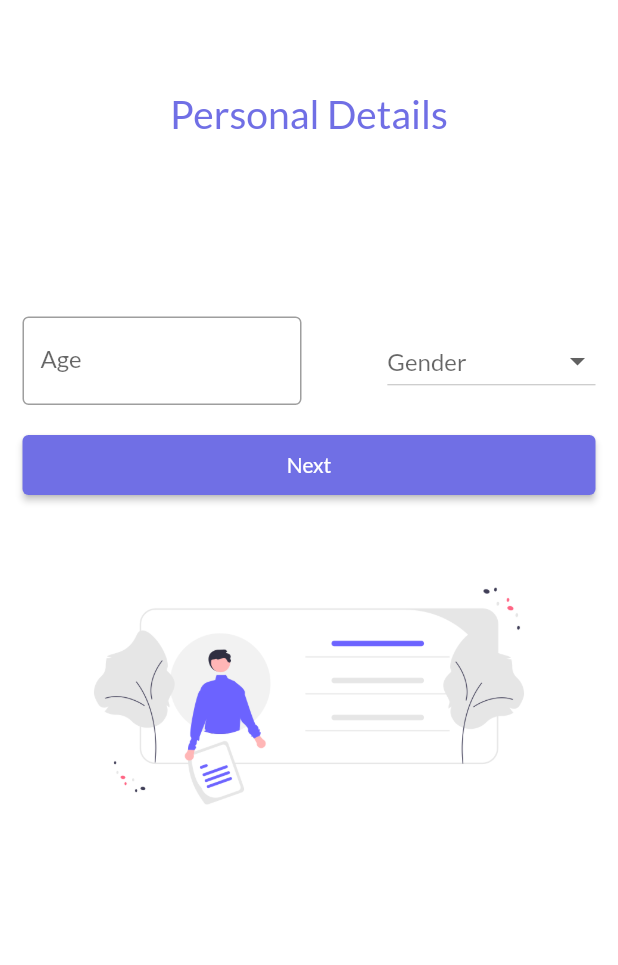
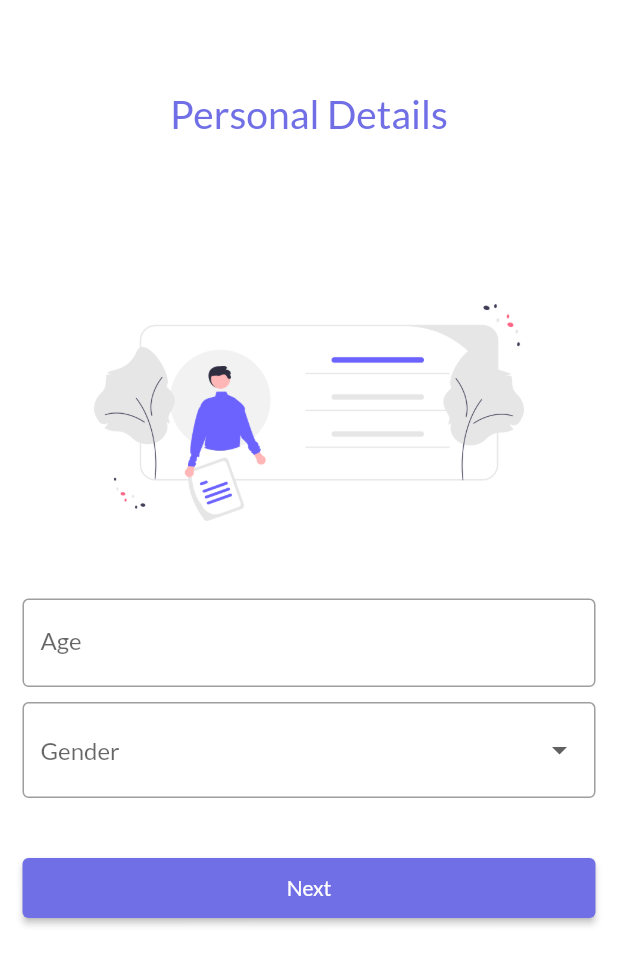
Before and after one commit to Debajyoti14/Medorant, a Flutter app: the LoginEdit screen opened directly with empty values, on a phone screen of 412 x 824 dp. Shown: the top 965 px of the screen. Run offline on Flutter 3.47's test engine with Material 2 defaults, Android fonts, the light colour scheme and no system bars; our stand-ins replace curved_navigation_bar, google_sign_in, image_picker; missing offline and left inert: google_ml_kit.

Commit message:
Login Personal Details UI updated

```diff
--- a/lib/pages/login_disease.dart
+++ b/lib/pages/login_disease.dart
@@ -117,7 +117,8 @@ class _LoginDiseaseState extends State<LoginDisease> {
             //   },
             //   onFieldSubmitted: doSomething,
             // ),
-            DropdownButton<String>(
+            DropdownButtonFormField<String>(
+              isExpanded: true,
               hint: const Text('Diseases'), // Not necessary for Option 1
               items: diseases.map((String value) {
                 return DropdownMenuItem<String>(
--- a/lib/pages/login_personal_data.dart
+++ b/lib/pages/login_personal_data.dart
@@ -75,17 +75,11 @@ class _LoginEditState extends State<LoginEdit> {
                 child: SingleChildScrollView(
                   child: Column(
                     children: [
+                      Image.asset('assets/images/personal.png'),
                       const SizedBox(
                         height: 20,
                       ),
-                      const SizedBox(
-                        height: 20,
-                      ),
-                      Row(
-                        mainAxisAlignment: MainAxisAlignment.spaceBetween,
-                        children: [
-                          Flexible(
-                            child: TextFormField(
+                      TextFormField(
                         keyboardType: TextInputType.number,
                         decoration: const InputDecoration(
                           labelText: "Age",
@@ -101,20 +95,19 @@ class _LoginEditState extends State<LoginEdit> {
                           }
                         },
                       ),
+                      const SizedBox(
+                        height: 10,
                       ),
-                          const SizedBox(
-                            width: 10,
+                      DropdownButtonFormField<String>(
+                        isExpanded: true,
+                        decoration: const InputDecoration(
+                          border: OutlineInputBorder(),
                         ),
-                          Flexible(
-                            child: DropdownButton<String>(
-                              hint: const Text(
-                                  'Gender'), // Not necessary for Option 1
+                        hint:
+                            const Text('Gender'), // Not necessary for Option 1
                         value: _selectedOption,
-                              items: <String>[
-                                'Male',
-                                'Female',
-                                'prefer not to say'
-                              ].map((String value) {
+                        items: <String>['Male', 'Female', 'prefer not to say']
+                            .map((String value) {
                           return DropdownMenuItem<String>(
                             value: value,
                             child: Text(value),
@@ -126,11 +119,8 @@ class _LoginEditState extends State<LoginEdit> {
                           });
                         },
                       ),
-                          )
-                        ],
-                      ),
                       const SizedBox(
-                        height: 20,
+                        height: 40,
                       ),
                       SizedBox(
                         child: ElevatedButton(
@@ -159,7 +149,6 @@ class _LoginEditState extends State<LoginEdit> {
                       const SizedBox(
                         height: 30,
                       ),
-                      Image.asset('assets/images/personal.png')
                     ],
                   ),
                 ),
```
Lines whose indentation alone changed are shown as unchanged.
